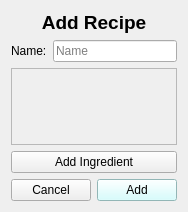
The window that home_ims/src/view/ui/popup/add_recipe.ui (isaac-ucalgary/CPSC471_Fall2024_GroupProject) describes before a commit, drawn with Qt 5.
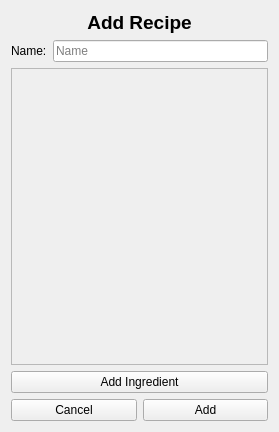
The same window after the commit.

Commit message: Began work on "add recipe" dialog.

The edit to the form file:
```diff
--- a/home_ims/src/view/ui/popup/add_recipe.ui
+++ b/home_ims/src/view/ui/popup/add_recipe.ui
@@ -6,8 +6,8 @@
    <rect>
     <x>0</x>
     <y>0</y>
-    <width>180</width>
-    <height>212</height>
+    <width>279</width>
+    <height>432</height>
    </rect>
   </property>
   <property name="windowTitle">
@@ -66,7 +66,7 @@
     </widget>
    </item>
    <item>
-    <widget class="QScrollArea" name="ingredients">
+    <widget class="QScrollArea" name="scrollArea">
      <property name="widgetResizable">
       <bool>true</bool>
      </property>
@@ -75,10 +75,43 @@
        <rect>
         <x>0</x>
         <y>0</y>
-        <width>154</width>
-        <height>72</height>
+        <width>259</width>
+        <height>299</height>
        </rect>
       </property>
+      <layout class="QVBoxLayout" name="verticalLayout_2">
+       <item>
+        <widget class="QWidget" name="ingredients" native="true">
+         <layout class="QVBoxLayout" name="verticalLayout_3">
+          <property name="leftMargin">
+           <number>0</number>
+          </property>
+          <property name="topMargin">
+           <number>0</number>
+          </property>
+          <property name="rightMargin">
+           <number>0</number>
+          </property>
+          <property name="bottomMargin">
+           <number>0</number>
+          </property>
+         </layout>
+        </widget>
+       </item>
+       <item>
+        <spacer name="verticalSpacer">
+         <property name="orientation">
+          <enum>Qt::Vertical</enum>
+         </property>
+         <property name="sizeHint" stdset="0">
+          <size>
+           <width>20</width>
+           <height>40</height>
+          </size>
+         </property>
+        </spacer>
+       </item>
+      </layout>
      </widget>
     </widget>
    </item>
@@ -106,9 +139,6 @@
       </property>
       <item>
        <widget class="QPushButton" name="cancelBtn">
-        <property name="styleSheet">
-         <string notr="true"/>
-        </property>
         <property name="text">
          <string>Cancel</string>
         </property>
@@ -116,9 +146,6 @@
       </item>
       <item>
        <widget class="QPushButton" name="addBtn">
-        <property name="styleSheet">
-         <string>background-color: #CCFFFF; color: black;</string>
-        </property>
         <property name="text">
          <string>Add</string>
         </property>
```
The commit also changes 9 other files.
